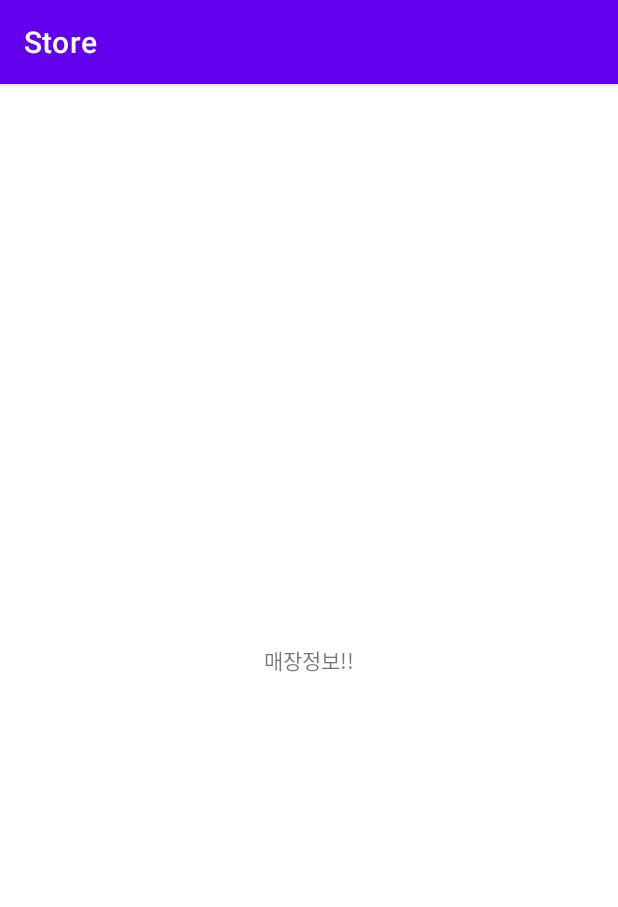
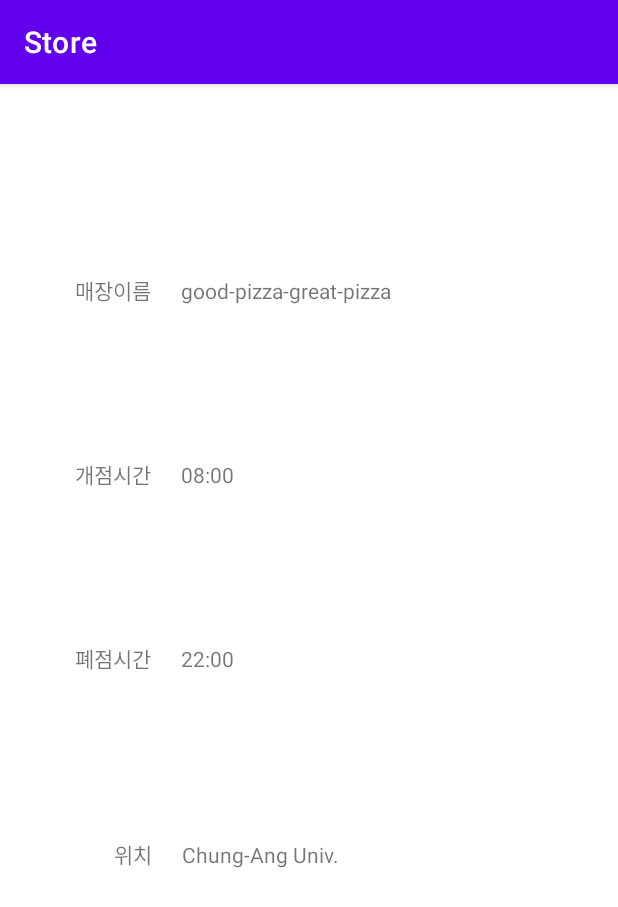
Before and after one commit to tjwjdgus12/good-pizza-great-pizza, an Android app: the StoreInfoActivity screen opened directly, with no data from a screen before it, on a phone screen of 412 x 824 dp. Shown: the top 907 px of the screen. Run offline under Robolectric (Android 15) with nearby library versions, the phone set to English and light mode, and no system bars.

Commit message:
Store Information showing activity added

```diff
--- a/SubGroup1_Store/Store/app/src/main/java/com/example/store/StoreInfoActivity.java
+++ b/SubGroup1_Store/Store/app/src/main/java/com/example/store/StoreInfoActivity.java
@@ -3,12 +3,27 @@ package com.example.store;
 import androidx.appcompat.app.AppCompatActivity;
 
 import android.os.Bundle;
+import android.widget.TextView;
 
 public class StoreInfoActivity extends AppCompatActivity {
+    private TextView storeName, openTime, closeTime, location;
 
     @Override
     protected void onCreate(Bundle savedInstanceState) {
         super.onCreate(savedInstanceState);
         setContentView(R.layout.activity_store_info);
+
+        //matching textview with xml
+        this.storeName = (TextView) findViewById(R.id.textView_storeName);
+        this.openTime = (TextView) findViewById(R.id.textView_opentime);
+        this.closeTime = (TextView) findViewById(R.id.textView_closetime);
+        this.location = (TextView) findViewById(R.id.textView_location);
+
+        //getiing store info and synchronizing with textview
+        StoreInfo si = new StoreInfoAccessor().getStoreInfo();
+        this.storeName.setText(si.getName());
+        this.openTime.setText(si.getOpentime());
+        this.closeTime.setText(si.getClosetime());
+        this.location.setText(si.getLocation());
     }
 }
--- a/SubGroup1_Store/Store/app/src/main/res/layout/activity_store_info.xml
+++ b/SubGroup1_Store/Store/app/src/main/res/layout/activity_store_info.xml
@@ -7,12 +7,105 @@
     tools:context=".StoreInfoActivity">
 
     <TextView
-        android:id="@+id/textView"
+        android:id="@+id/textView2"
         android:layout_width="wrap_content"
         android:layout_height="wrap_content"
-        android:text="매장정보!!"
+        android:layout_marginStart="50dp"
+        android:layout_marginLeft="50dp"
+        android:layout_marginTop="115dp"
+        android:layout_marginEnd="20dp"
+        android:layout_marginRight="20dp"
+        android:layout_marginBottom="116dp"
+        android:text="개점시간"
+        app:layout_constraintBottom_toBottomOf="@+id/textView3"
+        app:layout_constraintEnd_toStartOf="@+id/textView_opentime"
+        app:layout_constraintStart_toStartOf="parent"
+        app:layout_constraintTop_toTopOf="@+id/textView1" />
+
+    <TextView
+        android:id="@+id/textView1"
+        android:layout_width="wrap_content"
+        android:layout_height="wrap_content"
+        android:layout_marginStart="50dp"
+        android:layout_marginLeft="50dp"
+        android:layout_marginEnd="20dp"
+        android:layout_marginRight="20dp"
+        android:text="매장이름"
+        app:layout_constraintBaseline_toBaselineOf="@+id/textView_storeName"
+        app:layout_constraintEnd_toStartOf="@+id/textView_storeName"
+        app:layout_constraintStart_toStartOf="parent" />
+
+    <TextView
+        android:id="@+id/textView4"
+        android:layout_width="wrap_content"
+        android:layout_height="wrap_content"
+        android:layout_marginStart="76dp"
+        android:layout_marginLeft="76dp"
+        android:layout_marginEnd="20dp"
+        android:layout_marginRight="20dp"
+        android:layout_marginBottom="244dp"
+        android:text="위치"
+        app:layout_constraintBottom_toBottomOf="parent"
+        app:layout_constraintEnd_toStartOf="@+id/textView_location"
+        app:layout_constraintStart_toStartOf="parent" />
+
+    <TextView
+        android:id="@+id/textView3"
+        android:layout_width="wrap_content"
+        android:layout_height="wrap_content"
+        android:layout_marginStart="50dp"
+        android:layout_marginLeft="50dp"
+        android:layout_marginEnd="20dp"
+        android:layout_marginRight="20dp"
+        android:text="폐점시간"
+        app:layout_constraintBaseline_toBaselineOf="@+id/textView_closetime"
+        app:layout_constraintEnd_toStartOf="@+id/textView_closetime"
+        app:layout_constraintStart_toStartOf="parent" />
+
+    <TextView
+        android:id="@+id/textView_storeName"
+        android:layout_width="0dp"
+        android:layout_height="21dp"
+        android:layout_marginTop="128dp"
+        android:layout_marginEnd="51dp"
+        android:layout_marginRight="51dp"
+        android:text="매장이름정보"
+        app:layout_constraintEnd_toEndOf="parent"
+        app:layout_constraintStart_toEndOf="@+id/textView1"
+        app:layout_constraintTop_toTopOf="parent" />
+
+    <TextView
+        android:id="@+id/textView_opentime"
+        android:layout_width="0dp"
+        android:layout_height="21dp"
+        android:layout_marginEnd="51dp"
+        android:layout_marginRight="51dp"
+        android:text="개점시간정보"
+        app:layout_constraintBaseline_toBaselineOf="@+id/textView2"
+        app:layout_constraintEnd_toEndOf="parent"
+        app:layout_constraintStart_toEndOf="@+id/textView2" />
+
+    <TextView
+        android:id="@+id/textView_closetime"
+        android:layout_width="0dp"
+        android:layout_height="21dp"
+        android:layout_marginEnd="51dp"
+        android:layout_marginRight="51dp"
+        android:text="폐점시간정보"
         app:layout_constraintBottom_toBottomOf="parent"
         app:layout_constraintEnd_toEndOf="parent"
-        app:layout_constraintStart_toStartOf="parent"
+        app:layout_constraintStart_toEndOf="@+id/textView3"
         app:layout_constraintTop_toTopOf="parent" />
+
+    <TextView
+        android:id="@+id/textView_location"
+        android:layout_width="0dp"
+        android:layout_height="21dp"
+        android:layout_marginEnd="51dp"
+        android:layout_marginRight="51dp"
+        android:text="위치정보"
+        app:layout_constraintBaseline_toBaselineOf="@+id/textView4"
+        app:layout_constraintEnd_toEndOf="parent"
+        app:layout_constraintStart_toEndOf="@+id/textView4" />
+
 </androidx.constraintlayout.widget.ConstraintLayout>
```
